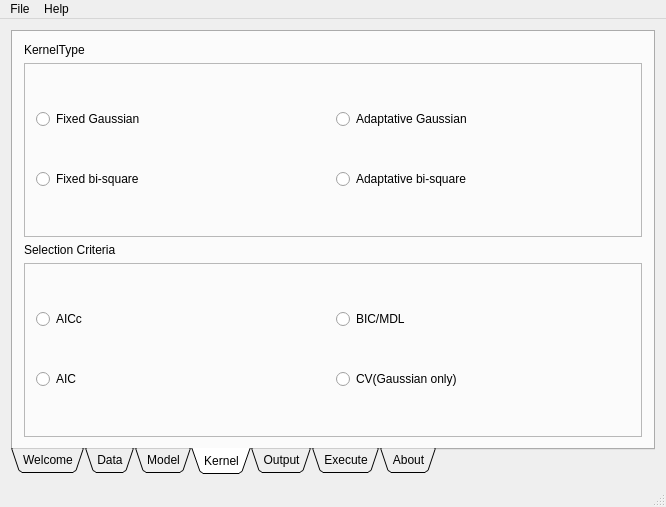
Qt form Qt/mainwindow.ui (Anders1232/GWR_BR) before a commit.
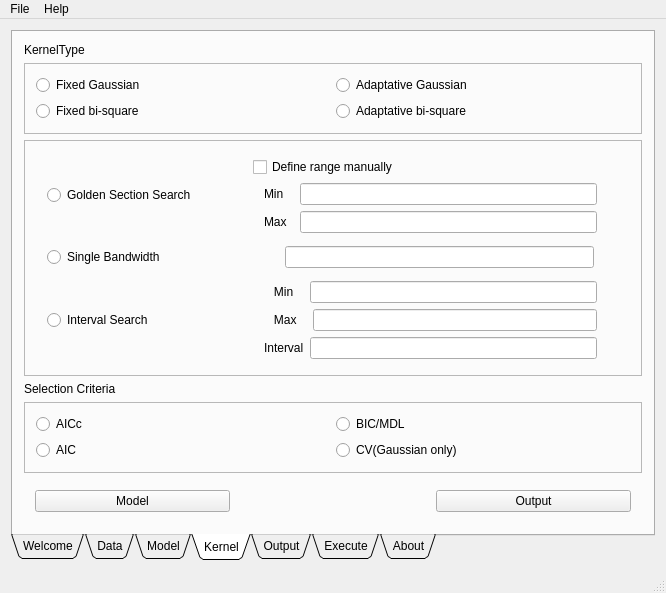
The same form after that commit. The open tabs and pages were chosen to show the change. Icons and pictures are not drawn.

Commit message: Renomeando alguns elementos da interface gráfica]

What changed in the file:
```diff
--- a/Qt/mainwindow.ui
+++ b/Qt/mainwindow.ui
@@ -7,7 +7,7 @@
     <x>0</x>
     <y>0</y>
     <width>666</width>
-    <height>491</height>
+    <height>547</height>
    </rect>
   </property>
   <property name="windowTitle">
@@ -754,7 +754,7 @@
        <attribute name="title">
         <string>Kernel</string>
        </attribute>
-       <layout class="QVBoxLayout" name="verticalLayout_14" stretch="0,1,0,1">
+       <layout class="QVBoxLayout" name="verticalLayout_14" stretch="0,1,0,0,1,0">
         <item>
          <widget class="QLabel" name="label_13">
           <property name="text">
@@ -802,6 +802,230 @@
           </layout>
          </widget>
         </item>
+        <item>
+         <widget class="QFrame" name="frame_10">
+          <property name="frameShape">
+           <enum>QFrame::StyledPanel</enum>
+          </property>
+          <property name="frameShadow">
+           <enum>QFrame::Raised</enum>
+          </property>
+          <layout class="QVBoxLayout" name="verticalLayout_17">
+           <item>
+            <widget class="QWidget" name="widget_15" native="true">
+             <layout class="QHBoxLayout" name="horizontalLayout_14" stretch="3,6">
+              <property name="topMargin">
+               <number>3</number>
+              </property>
+              <property name="bottomMargin">
+               <number>3</number>
+              </property>
+              <item>
+               <widget class="QRadioButton" name="radioButton_2">
+                <property name="text">
+                 <string>Golden Section Search</string>
+                </property>
+               </widget>
+              </item>
+              <item>
+               <widget class="QWidget" name="widget_17" native="true">
+                <layout class="QVBoxLayout" name="verticalLayout_15">
+                 <property name="topMargin">
+                  <number>2</number>
+                 </property>
+                 <property name="bottomMargin">
+                  <number>2</number>
+                 </property>
+                 <item>
+                  <widget class="QCheckBox" name="checkBox">
+                   <property name="text">
+                    <string>Define range manually</string>
+                   </property>
+                  </widget>
+                 </item>
+                 <item>
+                  <widget class="QWidget" name="widget_19" native="true">
+                   <layout class="QHBoxLayout" name="horizontalLayout_16" stretch="1,10">
+                    <property name="topMargin">
+                     <number>0</number>
+                    </property>
+                    <property name="bottomMargin">
+                     <number>0</number>
+                    </property>
+                    <item>
+                     <widget class="QLabel" name="label_15">
+                      <property name="text">
+                       <string>Min</string>
+                      </property>
+                     </widget>
+                    </item>
+                    <item>
+                     <widget class="QLineEdit" name="lineEdit"/>
+                    </item>
+                   </layout>
+                  </widget>
+                 </item>
+                 <item>
+                  <widget class="QWidget" name="widget_20" native="true">
+                   <layout class="QHBoxLayout" name="horizontalLayout_17" stretch="1,10">
+                    <property name="topMargin">
+                     <number>0</number>
+                    </property>
+                    <property name="bottomMargin">
+                     <number>0</number>
+                    </property>
+                    <item>
+                     <widget class="QLabel" name="label_16">
+                      <property name="text">
+                       <string>Max</string>
+                      </property>
+                     </widget>
+                    </item>
+                    <item>
+                     <widget class="QLineEdit" name="lineEdit_2"/>
+                    </item>
+                   </layout>
+                  </widget>
+                 </item>
+                </layout>
+               </widget>
+              </item>
+             </layout>
+            </widget>
+           </item>
+           <item>
+            <widget class="QWidget" name="widget_14" native="true">
+             <layout class="QHBoxLayout" name="horizontalLayout_13" stretch="8,7,20,1">
+              <property name="spacing">
+               <number>3</number>
+              </property>
+              <property name="topMargin">
+               <number>2</number>
+              </property>
+              <property name="bottomMargin">
+               <number>2</number>
+              </property>
+              <item>
+               <widget class="QRadioButton" name="radioButton_3">
+                <property name="text">
+                 <string>Single Bandwidth</string>
+                </property>
+               </widget>
+              </item>
+              <item>
+               <widget class="QWidget" name="widget_25" native="true"/>
+              </item>
+              <item>
+               <widget class="QLineEdit" name="lineEdit_3"/>
+              </item>
+              <item>
+               <widget class="QWidget" name="widget_24" native="true">
+                <layout class="QHBoxLayout" name="horizontalLayout_21"/>
+               </widget>
+              </item>
+             </layout>
+            </widget>
+           </item>
+           <item>
+            <widget class="QWidget" name="widget_16" native="true">
+             <layout class="QHBoxLayout" name="horizontalLayout_15" stretch="3,6">
+              <property name="topMargin">
+               <number>3</number>
+              </property>
+              <property name="bottomMargin">
+               <number>3</number>
+              </property>
+              <item>
+               <widget class="QRadioButton" name="radioButton">
+                <property name="text">
+                 <string>Interval Search</string>
+                </property>
+               </widget>
+              </item>
+              <item>
+               <widget class="QWidget" name="widget_18" native="true">
+                <layout class="QVBoxLayout" name="verticalLayout_16">
+                 <property name="topMargin">
+                  <number>2</number>
+                 </property>
+                 <property name="bottomMargin">
+                  <number>2</number>
+                 </property>
+                 <item>
+                  <widget class="QWidget" name="widget_23" native="true">
+                   <layout class="QHBoxLayout" name="horizontalLayout_18" stretch="1,10">
+                    <property name="topMargin">
+                     <number>0</number>
+                    </property>
+                    <property name="bottomMargin">
+                     <number>0</number>
+                    </property>
+                    <item>
+                     <widget class="QLabel" name="label_17">
+                      <property name="text">
+                       <string>   Min   </string>
+                      </property>
+                     </widget>
+                    </item>
+                    <item>
+                     <widget class="QLineEdit" name="lineEdit_4"/>
+                    </item>
+                   </layout>
+                  </widget>
+                 </item>
+                 <item>
+                  <widget class="QWidget" name="widget_22" native="true">
+                   <layout class="QHBoxLayout" name="horizontalLayout_19" stretch="1,10">
+                    <property name="topMargin">
+                     <number>0</number>
+                    </property>
+                    <property name="bottomMargin">
+                     <number>0</number>
+                    </property>
+                    <item>
+                     <widget class="QLabel" name="label_18">
+                      <property name="text">
+                       <string>   Max   </string>
+                      </property>
+                     </widget>
+                    </item>
+                    <item>
+                     <widget class="QLineEdit" name="lineEdit_5"/>
+                    </item>
+                   </layout>
+                  </widget>
+                 </item>
+                 <item>
+                  <widget class="QWidget" name="widget_21" native="true">
+                   <layout class="QHBoxLayout" name="horizontalLayout_20" stretch="1,10">
+                    <property name="topMargin">
+                     <number>0</number>
+                    </property>
+                    <property name="bottomMargin">
+                     <number>0</number>
+                    </property>
+                    <item>
+                     <widget class="QLabel" name="label_19">
+                      <property name="text">
+                       <string>Interval</string>
+                      </property>
+                     </widget>
+                    </item>
+                    <item>
+                     <widget class="QLineEdit" name="lineEdit_6"/>
+                    </item>
+                   </layout>
+                  </widget>
+                 </item>
+                </layout>
+               </widget>
+              </item>
+             </layout>
+            </widget>
+           </item>
+          </layout>
+         </widget>
+        </item>
         <item>
          <widget class="QLabel" name="label_14">
           <property name="text">
@@ -849,6 +1073,29 @@
           </layout>
          </widget>
         </item>
+        <item>
+         <widget class="QWidget" name="widget_26" native="true">
+          <layout class="QHBoxLayout" name="horizontalLayout_22">
+           <item>
+            <widget class="QPushButton" name="pushButton_4">
+             <property name="text">
+              <string>Model</string>
+             </property>
+            </widget>
+           </item>
+           <item>
+            <widget class="QWidget" name="widget_27" native="true"/>
+           </item>
+           <item>
+            <widget class="QPushButton" name="pushButton_2">
+             <property name="text">
+              <string>Output</string>
+             </property>
+            </widget>
+           </item>
+          </layout>
+         </widget>
+        </item>
        </layout>
       </widget>
       <widget class="QWidget" name="Output">
```
Left out of the diff: 34 changed lines with no effect on the pictures. The commit also changes 2 other files.
